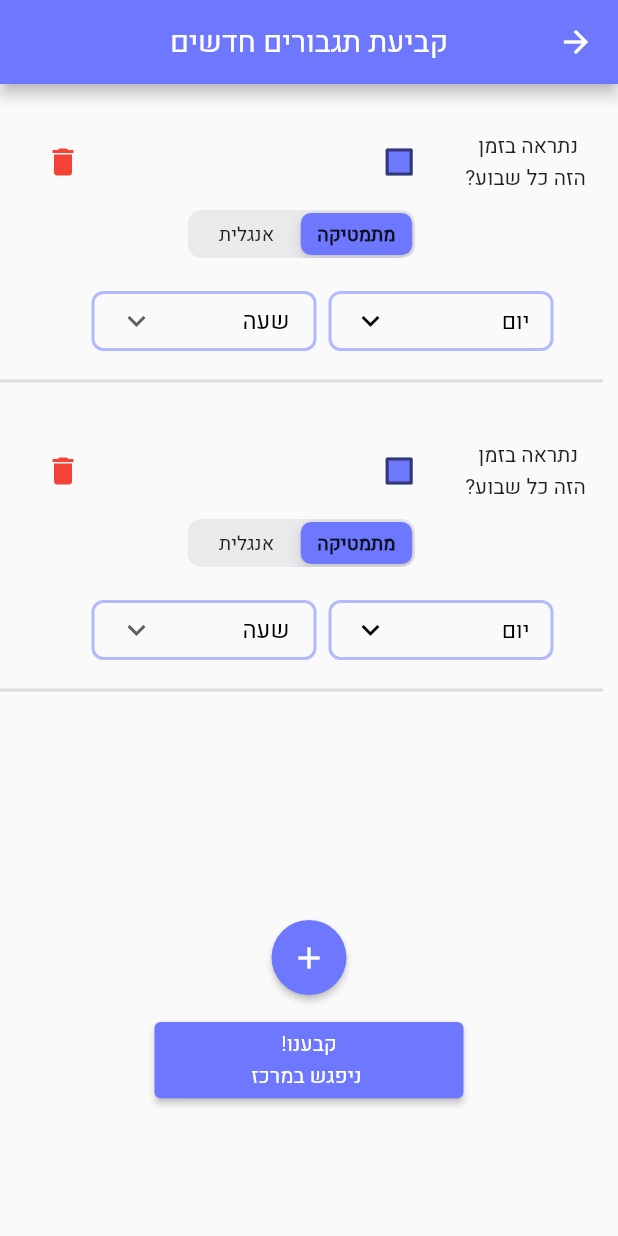
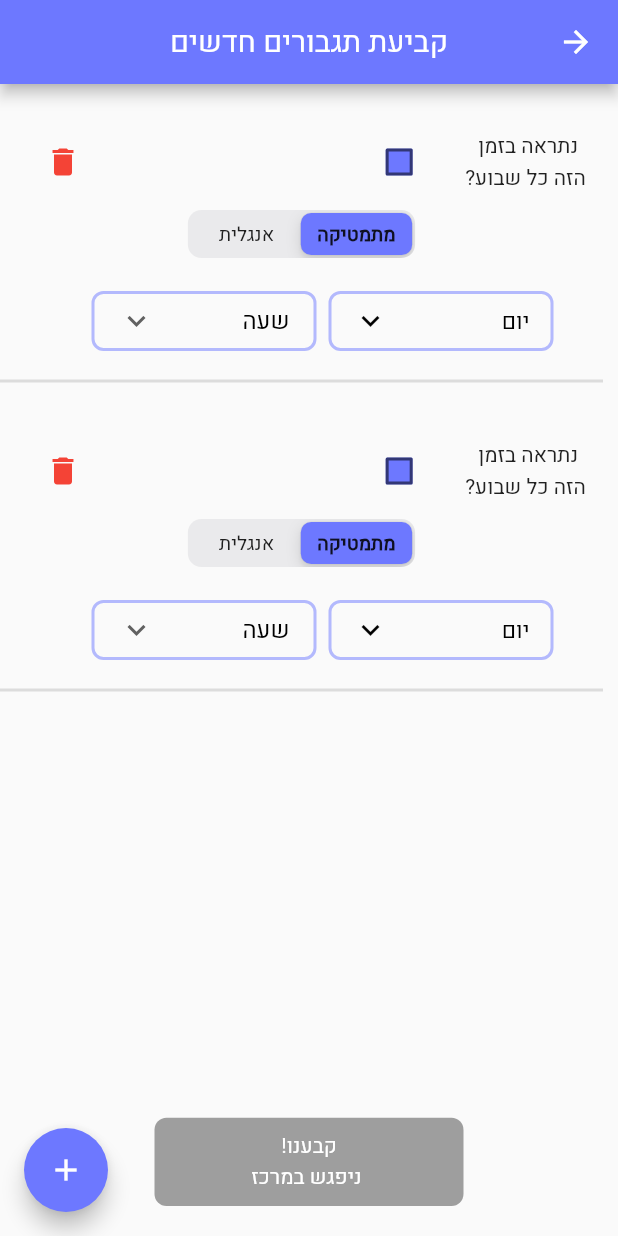
Before and after one commit to inamit/amiad-porat, a Flutter app: the ScheduleLessons screen opened directly, after a tap on the "add" icon, on a phone screen of 412 x 824 dp. Run offline on Flutter 3.47's test engine with Material 2 defaults, Android fonts, the phone set to English and light mode, and no system bars; our stand-ins replace form_field_validator.

Commit message:
feat(schedule_lessons.dart): Animate submit background color #4

```diff
--- a/lib/screens/schedule_lessons/components/add_lesson_block.dart
+++ b/lib/screens/schedule_lessons/components/add_lesson_block.dart
@@ -6,10 +6,14 @@ import '../../../constants.dart';
 
 class AddLessonBlock extends StatefulWidget {
   AddLessonBlock(
-      {Key? key, required this.onDeletePressed, required this.lesson})
+      {Key? key,
+      required this.onDeletePressed,
+      required this.lesson,
+      required this.validateForm})
       : super(key: key);
 
   final void Function() onDeletePressed;
+  final void Function() validateForm;
 
   LessonBlock lesson;
 
@@ -42,49 +46,13 @@ class _AddLessonBlockState extends State<AddLessonBlock> {
             child: Row(
               crossAxisAlignment: CrossAxisAlignment.center,
               children: [
-                Align(
-                  alignment: Alignment.centerRight,
-                  child: Text(
-                    "נתראה בזמן \n הזה כל שבוע?",
-                    textAlign: TextAlign.center,
-                  ),
-                ),
-                Padding(
-                  padding: const EdgeInsets.only(right: 20),
-                  child: Checkbox(
-                    value: widget.lesson.isPermanent,
-                    onChanged: (value) {
-                      setState(() {
-                        widget.lesson.isPermanent = value!;
-                      });
-                    },
-                    fillColor: MaterialStateProperty.all(neonBlue),
-                  ),
-                ),
+                _buildCheckbox(),
                 Expanded(child: Container()),
-                Padding(
-                  padding: const EdgeInsets.only(left: 10.0),
-                  child: IconButton(
-                    onPressed: widget.onDeletePressed,
-                    icon: Icon(
-                      Icons.delete,
-                      color: Colors.red,
-                    ),
-                  ),
-                ),
+                _buildDeleteButton(),
               ],
             ),
           ),
-          CupertinoSlidingSegmentedControl<int>(
-            thumbColor: neonBlue,
-            groupValue: widget.lesson.selectedSubject,
-            children: _subjects,
-            onValueChanged: (int? index) {
-              setState(() {
-                widget.lesson.selectedSubject = index!;
-              });
-            },
-          ),
+          _buildSubjectSegmentedControl(),
           Padding(
             padding: const EdgeInsets.only(top: 10, right: 25.0),
             child: _getDropdowns(context),
@@ -92,6 +60,59 @@ class _AddLessonBlockState extends State<AddLessonBlock> {
           Divider(thickness: 2),
         ],
       ),
+    );
+  }
+
+  CupertinoSlidingSegmentedControl<int> _buildSubjectSegmentedControl() {
+    return CupertinoSlidingSegmentedControl<int>(
+      thumbColor: neonBlue,
+      groupValue: widget.lesson.selectedSubject,
+      children: _subjects,
+      onValueChanged: (int? index) {
+        setState(() {
+          widget.lesson.selectedSubject = index!;
+        });
+      },
+    );
+  }
+
+  Padding _buildDeleteButton() {
+    return Padding(
+      padding: const EdgeInsets.only(left: 10.0),
+      child: IconButton(
+        onPressed: () {
+          widget.onDeletePressed();
+          widget.validateForm();
+        },
+        icon: Icon(
+          Icons.delete,
+          color: Colors.red,
+        ),
+      ),
+    );
+  }
+
+  Row _buildCheckbox() {
+    return Row(
+      children: [
+        Text(
+          "נתראה בזמן \n הזה כל שבוע?",
+          textAlign: TextAlign.center,
+        ),
+        Padding(
+          padding: const EdgeInsets.only(right: 20),
+          child: Checkbox(
+            value: widget.lesson.isPermanent,
+            onChanged: (value) {
+              setState(() {
+                widget.lesson.isPermanent = value!;
+              });
+              widget.validateForm();
+            },
+            fillColor: MaterialStateProperty.all(neonBlue),
+          ),
+        ),
+      ],
     );
   }
 
@@ -114,8 +135,10 @@ class _AddLessonBlockState extends State<AddLessonBlock> {
                       : DateTime.thursday)),
             );
             setState(() {
-              widget.lesson.selectedDate = picked;
+              widget.lesson.selectedDate = picked ?? widget.lesson.selectedDate;
             });
+
+            widget.validateForm();
           }),
         ),
         Container(
@@ -137,6 +160,8 @@ class _AddLessonBlockState extends State<AddLessonBlock> {
                   setState(() {
                     widget.lesson.selectedHour = value!;
                   });
+
+                  widget.validateForm();
                 },
               ),
             ),
--- a/lib/screens/schedule_lessons/schedule_lessons.dart
+++ b/lib/screens/schedule_lessons/schedule_lessons.dart
@@ -1,3 +1,5 @@
+import 'dart:async';
+
 import 'package:amiadporat/constants.dart';
 import 'package:amiadporat/models/lesson_block.dart';
 import 'package:flutter/cupertino.dart';
@@ -15,6 +17,10 @@ class ScheduleLessons extends StatefulWidget {
 class _ScheduleLessonsState extends State<ScheduleLessons> {
   List<LessonBlock> lessons = [];
 
+  bool valid = false;
+
+  ScrollController _scrollController = new ScrollController();
+
   @override
   void initState() {
     super.initState();
@@ -29,21 +35,37 @@ class _ScheduleLessonsState extends State<ScheduleLessons> {
       appBar: AppBar(
         title: Text("קביעת תגבורים חדשים"),
       ),
+      floatingActionButton: FloatingActionButton(
+        backgroundColor: neonBlue,
+        onPressed: () {
+          setState(() {
+            this.lessons.add(LessonBlock());
+          });
+          this.validateForm();
+          Timer(
+              Duration(milliseconds: 100),
+              () => this._scrollController.animateTo(
+                  _scrollController.position.maxScrollExtent,
+                  duration: const Duration(milliseconds: 300),
+                  curve: Curves.easeOut));
+        },
+        child: Icon(Icons.add),
+      ),
       body: SafeArea(
         child: Column(
           children: [
-            Column(
-              children: [
             _buildListView(context),
-                Padding(
-                  padding: const EdgeInsets.only(top: 8.0),
-                  child: _buildAddButton(),
+            Expanded(
+              child: Align(
+                alignment: FractionalOffset.bottomCenter,
+                child: Padding(
+                  padding: const EdgeInsets.only(
+                    top: 10.0,
+                    bottom: 20.0,
                   ),
-              ],
+                  child: _buildSubmitButton(context),
                 ),
-            Padding(
-              padding: const EdgeInsets.only(top: 10.0),
-              child: _buildSubmitButton(context),
+              ),
             ),
           ],
         ),
@@ -51,10 +73,14 @@ class _ScheduleLessonsState extends State<ScheduleLessons> {
     );
   }
 
-  Container _buildListView(BuildContext context) {
-    return Container(
-      height: (MediaQuery.of(context).size.height / 3) * 2,
+  Widget _buildListView(BuildContext context) {
+    return ConstrainedBox(
+      constraints: BoxConstraints(
+        maxHeight: (MediaQuery.of(context).size.height / 3) * 2,
+      ),
       child: ListView.builder(
+        controller: this._scrollController,
+        shrinkWrap: true,
         itemCount: this.lessons.length,
         itemBuilder: (context, index) {
           return AddLessonBlock(
@@ -65,18 +91,28 @@ class _ScheduleLessonsState extends State<ScheduleLessons> {
                 });
               }
             },
-              lesson: this.lessons[index]);
+            lesson: this.lessons[index],
+            validateForm: this.validateForm,
+          );
         },
       ),
     );
   }
 
-  Container _buildSubmitButton(BuildContext context) {
-    return Container(
-      padding: EdgeInsets.only(top: 8.0),
+  Widget _buildSubmitButton(BuildContext context) {
+    return AnimatedContainer(
+      duration: Duration(milliseconds: 500),
+      decoration: BoxDecoration(
+          borderRadius: BorderRadius.circular(8),
+          color: valid ? Theme.of(context).primaryColor : Colors.grey),
+      // padding: EdgeInsets.only(top: 8.0),
       height: MediaQuery.of(context).size.height / 14,
       width: MediaQuery.of(context).size.width / 2,
-      child: ElevatedButton(
+      child: TextButton(
+        // style: ButtonStyle(
+        // backgroundColor: valid
+        //     ? MaterialStateProperty.all(Theme.of(context).primaryColor)
+        //     : MaterialStateProperty.all(Colors.grey)),
         onPressed: () {
           if (validateForm()) {
             this.lessons.forEach((element) {
@@ -89,7 +125,9 @@ class _ScheduleLessonsState extends State<ScheduleLessons> {
         child: Text(
           "קבענו! \n ניפגש במרכז",
           textAlign: TextAlign.center,
-          )),
+          style: TextStyle(color: Colors.white),
+        ),
+      ),
     );
   }
 
@@ -110,6 +148,13 @@ class _ScheduleLessonsState extends State<ScheduleLessons> {
         setState(() {
           this.lessons.add(LessonBlock());
         });
+
+        this.validateForm();
+
+        this._scrollController.animateTo(
+            _scrollController.position.maxScrollExtent,
+            duration: const Duration(milliseconds: 300),
+            curve: Curves.easeOut);
       },
     );
   }
@@ -122,6 +167,10 @@ class _ScheduleLessonsState extends State<ScheduleLessons> {
       }
     });
 
+    setState(() {
+      this.valid = valid;
+    });
+
     return valid;
   }
 }
```
Lines whose indentation alone changed are shown as unchanged.
